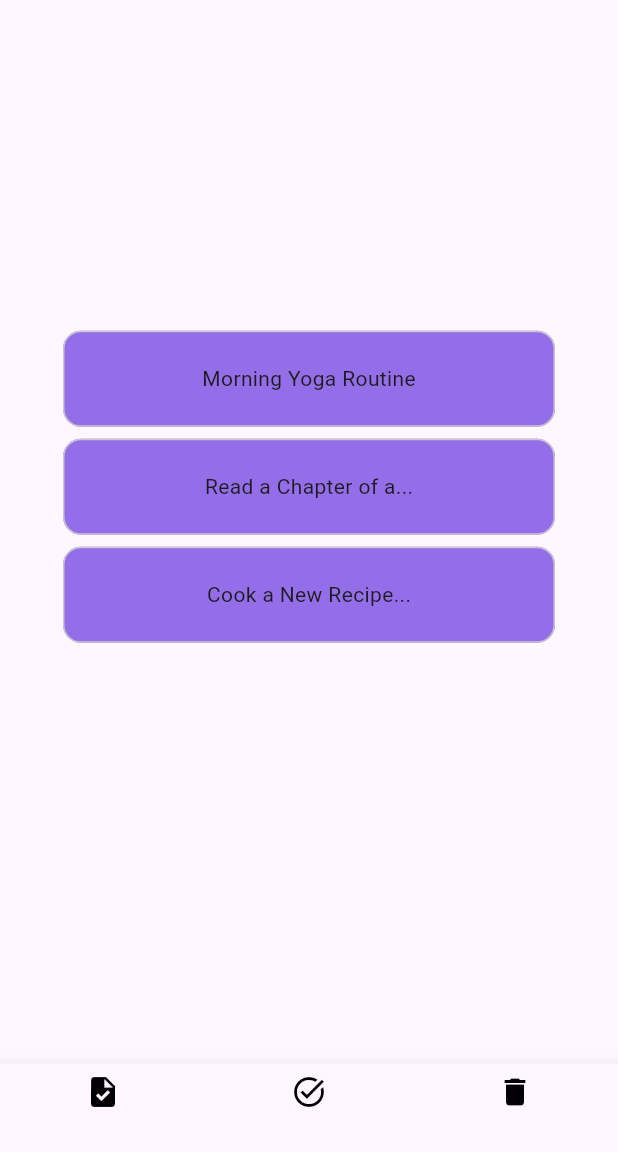
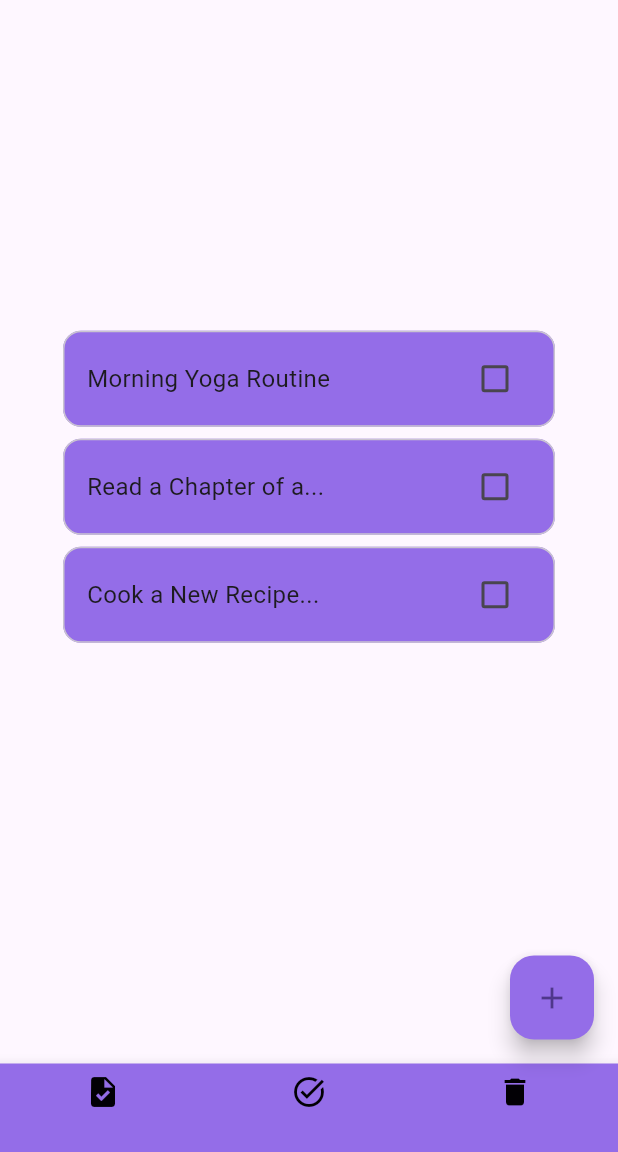
Before and after one commit to joaosteinn/TaskFlow, a Flutter app: the screen it shows after launch, on a phone screen of 412 x 824 dp, the part 84-1236 px from its top. Run offline on Flutter 3.47's test engine with Material 3 defaults, Android fonts, the light colour scheme and no system bars.

Commit message:
Resolve merge conflicts

```diff
--- a/smart_routine/lib/screens/home/home_page.dart
+++ b/smart_routine/lib/screens/home/home_page.dart
@@ -21,6 +21,7 @@ class HomePage extends StatelessWidget {
                 child: _SampleCard(cardName: 'Morning Yoga Routine'),
                 color: Color(0xFF946DE8),
 
+
                 ),
               Card.outlined
               (child: _SampleCard(cardName: 'Read a Chapter of a...'),
@@ -36,43 +37,78 @@ class HomePage extends StatelessWidget {
             ],
           ),
         ),
-         bottomNavigationBar: BottomNavigationBar(
+        bottomNavigationBar: BottomNavigationBar(
+          type: BottomNavigationBarType.fixed,  // Mantém os ícones alinhados uniformemente
+          backgroundColor: Color(0xFF946DE8),  // Cor de fundo da BottomNavigationBar
           items: [
             BottomNavigationBarItem(
-              icon: Icon(Icons.task, color: (Color.fromARGB(255, 2, 0, 5))),
+              icon: Icon(Icons.task, color: Color.fromARGB(255, 2, 0, 5)),
               label: '',
-              backgroundColor: Color(0xFF946DE8),
             ),
             BottomNavigationBarItem(
-               icon: Icon(Icons.task_alt, color: (Color.fromARGB(255, 2, 0, 5)),
-               weight:40,
-
-               ),
+              icon: Icon(Icons.task_alt, color: Color.fromARGB(255, 2, 0, 5)),
               label: '',
-              backgroundColor: Color(0xFF946DE8),
             ),
             BottomNavigationBarItem(
-              icon: Icon(Icons.delete, color: (Color.fromARGB(255, 2, 0, 5))),
+              icon: Icon(Icons.delete, color: Color.fromARGB(255, 2, 0, 5)),
               label: '',
-              backgroundColor: Color(0xFF946DE8),
             ),
           ],
-        )
+        ),
+
+        floatingActionButton: FloatingActionButton(
+          // Adicionando o FloatingActionButton aqui
+          onPressed: () {
+            // Ação ao clicar no botão
+          },
+          child: Icon(Icons.add), // Ícone de adicionar
+          backgroundColor: Color(0xFF946DE8), // Cor de fundo
+        ),
+        floatingActionButtonLocation: FloatingActionButtonLocation.endFloat, // Posição do FAB
       ),
     );
   }
 }
 
-class _SampleCard extends StatelessWidget {
+class _SampleCard extends StatefulWidget {
   const _SampleCard({required this.cardName});
   final String cardName;
+
+  @override
+  State<_SampleCard> createState() => _SampleCardState();
+}
+
+class _SampleCardState extends State<_SampleCard> {
+  bool isChecked = false;
 
   @override
   Widget build(BuildContext context) {
     return SizedBox(
       width: 328,
       height: 64,
-      child: Center(child: Text(cardName)),
+      child: Padding(
+        padding: const EdgeInsets.symmetric(horizontal: 16.0),  // Adiciona espaçamento nas laterais
+        child: Row(
+          mainAxisAlignment: MainAxisAlignment.spaceBetween,
+          children: [
+            Expanded(
+              child: Text(
+                widget.cardName,
+                style: TextStyle(fontSize: 16),  // Ajuste opcional do tamanho da fonte
+                overflow: TextOverflow.ellipsis,  // Isso evita que o texto ultrapasse o limite do espaço
+              ),
+            ),
+            Checkbox(
+              value: isChecked,
+              onChanged: (bool? value) {
+                setState(() {
+                  isChecked = value!;
+                });
+              },
+            ),
+          ],
+        ),
+      ),
     );
   }
 }
```
